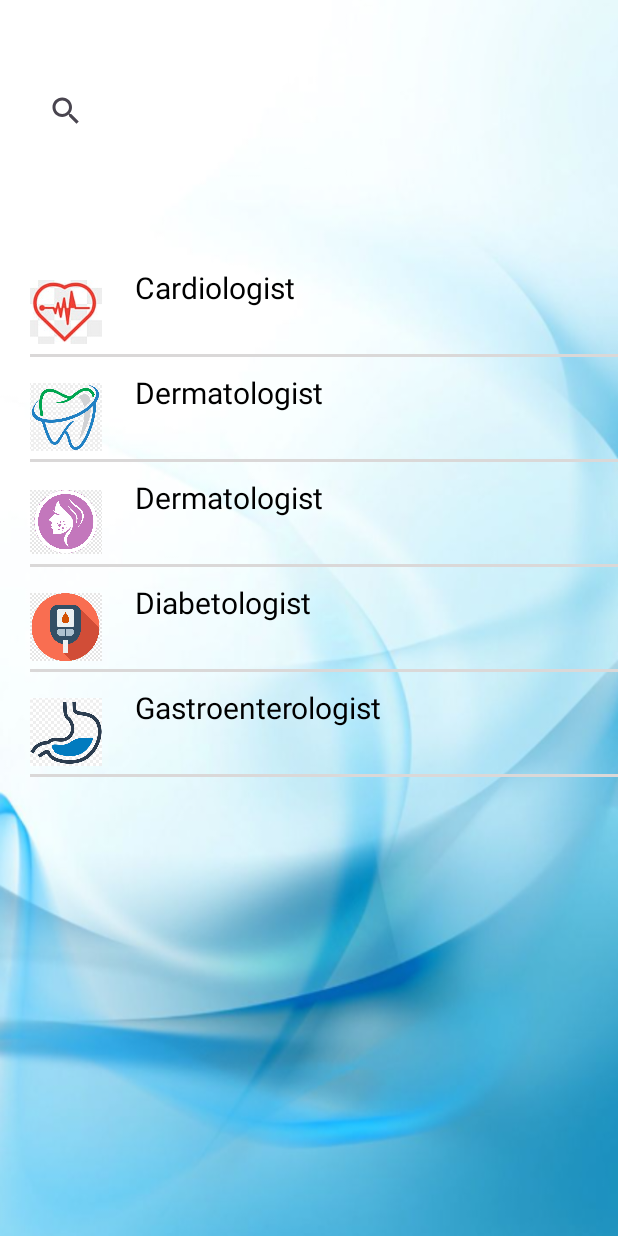
After one commit to VinitTambe1805/hinduja-app, an Android app: the RecycleActivity screen opened directly, with no data from a screen before it, on a phone screen of 412 x 824 dp. The commit adds this screen. Run offline under Robolectric (Android 15) with nearby library versions, the phone set to English and light mode, and no system bars.

Commit message:
speciality section recycler

```diff
--- a/app/build.gradle
+++ b/app/build.gradle
@@ -44,6 +44,8 @@ dependencies {
     implementation 'com.google.firebase:firebase-database:21.0.0'
     implementation("com.google.firebase:firebase-auth")
     implementation libs.firebase.firestore
+    implementation "androidx.recyclerview:recyclerview:1.4.0"
+    implementation "androidx.recyclerview:recyclerview-selection:1.1.0"
     implementation libs.annotation
     implementation libs.lifecycle.livedata.ktx
     implementation libs.lifecycle.viewmodel.ktx
--- /dev/null
+++ b/app/src/main/java/com/example/hinduja_health_first/MyAdapter.java
@@ -0,0 +1,41 @@
+package com.example.hinduja_health_first;
+
+import android.content.Context;
+import android.media.RouteListingPreference;
+import android.view.LayoutInflater;
+import android.view.ViewGroup;
+
+import androidx.annotation.NonNull;
+import androidx.recyclerview.widget.RecyclerView;
+
+import java.util.List;
+
+public class MyAdapter extends RecyclerView.Adapter<MyViewHolder> {
+
+
+    Context context;
+    List<item> items;
+
+    public MyAdapter(Context context, List<item> items) {
+        this.context = context;
+        this.items = items;
+    }
+
+    @NonNull
+    @Override
+    public MyViewHolder onCreateViewHolder(@NonNull ViewGroup parent, int viewType) {
+        return new MyViewHolder(LayoutInflater.from(context).inflate(R.layout.item_view,parent,false));
+    }
+
+    @Override
+    public void onBindViewHolder(@NonNull MyViewHolder holder, int position) {
+        holder.nameView.setText(items.get(position).getName());
+        holder.imageView.setImageResource(items.get(position).getImage());
+
+    }
+
+    @Override
+    public int getItemCount() {
+        return items.size();
+    }
+}
--- /dev/null
+++ b/app/src/main/java/com/example/hinduja_health_first/MyViewHolder.java
@@ -0,0 +1,22 @@
+package com.example.hinduja_health_first;
+
+import android.view.View;
+import android.widget.ImageView;
+import android.widget.TextView;
+
+import androidx.recyclerview.widget.RecyclerView;
+
+public class MyViewHolder extends RecyclerView.ViewHolder {
+
+    ImageView imageView;
+    TextView nameView;
+
+
+    public MyViewHolder(View itemView) {
+        super(itemView);
+        imageView = itemView.findViewById(R.id.Imageview);
+        nameView = itemView.findViewById(R.id.name);
+
+
+    }
+}
--- /dev/null
+++ b/app/src/main/java/com/example/hinduja_health_first/RecycleActivity.java
@@ -0,0 +1,37 @@
+package com.example.hinduja_health_first;
+
+import android.os.Bundle;
+
+import androidx.activity.EdgeToEdge;
+import androidx.appcompat.app.AppCompatActivity;
+import androidx.core.graphics.Insets;
+import androidx.core.view.ViewCompat;
+import androidx.core.view.WindowInsetsCompat;
+import androidx.recyclerview.widget.LinearLayoutManager;
+import androidx.recyclerview.widget.RecyclerView;
+
+import java.util.ArrayList;
+import java.util.List;
+
+public class RecycleActivity extends AppCompatActivity {
+
+    @Override
+    protected void onCreate(Bundle savedInstanceState) {
+        super.onCreate(savedInstanceState);
+        setContentView(R.layout.activity_recycle);
+
+        RecyclerView recyclerView = findViewById(R.id.recyclerView);
+
+        List<item> items = new ArrayList<item>();
+        items.add(new item("Cardiologist", R.drawable.c));
+        items.add(new item("Dermatologist", R.drawable.dt));
+        items.add(new item("Dermatologist", R.drawable.dm));
+        items.add(new item("Diabetologist", R.drawable.db));
+        items.add(new item("Gastroenterologist", R.drawable.g));
+
+        recyclerView.setLayoutManager(new LinearLayoutManager(this));
+        recyclerView.setAdapter(new MyAdapter(getApplicationContext(), items));
+
+
+    }
+}
--- /dev/null
+++ b/app/src/main/java/com/example/hinduja_health_first/item.java
@@ -0,0 +1,28 @@
+package com.example.hinduja_health_first;
+
+public class item {
+
+    String name;
+    int image;
+
+    public item(String name, int image) {
+        this.name = name;
+        this.image = image;
+    }
+
+    public String getName() {
+        return name;
+    }
+
+    public void setName(String name) {
+        this.name = name;
+    }
+
+    public int getImage() {
+        return image;
+    }
+
+    public void setImage(int image) {
+        this.image = image;
+    }
+}
--- /dev/null
+++ b/app/src/main/res/layout/activity_recycle.xml
@@ -0,0 +1,42 @@
+<?xml version="1.0" encoding="utf-8"?>
+<RelativeLayout xmlns:android="http://schemas.android.com/apk/res/android"
+    xmlns:app="http://schemas.android.com/apk/res-auto"
+    xmlns:tools="http://schemas.android.com/tools"
+    android:layout_width="match_parent"
+    android:layout_height="match_parent"
+    android:background="@drawable/img2"
+    tools:context=".RecycleActivity">
+
+
+    <LinearLayout
+        android:layout_width="match_parent"
+        android:layout_height="wrap_content"
+        android:orientation="vertical">
+
+
+    <SearchView
+        android:id="@+id/search_bar2"
+        android:layout_width="match_parent"
+        android:layout_height="wrap_content"
+        android:layout_marginStart="20dp"
+        android:layout_marginTop="50dp"
+        android:layout_marginEnd="18dp"
+        android:queryHint="Search By Doctors,Speciality,Services"
+        app:layout_constraintStart_toStartOf="parent"/>
+
+
+
+   <androidx.recyclerview.widget.RecyclerView
+       android:layout_width="match_parent"
+       android:layout_height="wrap_content"
+       android:layout_marginTop="70dp"
+       android:layout_marginLeft="30dp"
+       android:layout_marginStart="20dp"
+       android:id="@+id/recyclerView"/>
+
+
+    </LinearLayout>
+
+
+
+</RelativeLayout>
--- /dev/null
+++ b/app/src/main/res/layout/item_view.xml
@@ -0,0 +1,34 @@
+<?xml version="1.0" encoding="utf-8"?>
+<RelativeLayout xmlns:android="http://schemas.android.com/apk/res/android"
+    android:layout_width="match_parent"
+    android:layout_height="wrap_content"
+    android:layout_marginTop="10dp"
+    xmlns:tools="http://schemas.android.com/tools">
+
+
+    <ImageView
+        android:layout_width="48dp"
+        android:layout_height="48dp"
+        android:id="@+id/Imageview"
+        android:layout_marginRight="10dp"
+        android:layout_centerVertical="true"/>
+
+
+    <TextView
+        android:id="@+id/name"
+        android:layout_width="match_parent"
+        android:layout_height="wrap_content"
+        android:layout_marginStart="12dp"
+        android:layout_toEndOf="@+id/Imageview"
+        android:text="Name"
+        android:textColor="@color/black"
+        android:textSize="20dp" />
+
+    <LinearLayout
+        android:layout_width="match_parent"
+        android:layout_height="2dp"
+        android:layout_below="@+id/Imageview"
+        android:layout_marginTop="10dp"
+        android:background="@color/grey"/>
+
+</RelativeLayout>
--- a/app/src/main/res/values/colors.xml
+++ b/app/src/main/res/values/colors.xml
@@ -4,6 +4,8 @@
     <color name="white">#FFFFFFFF</color>
     <color name="blue">#0000FF</color>
     <color name="lightblue">#74A8E6</color>
+    <color name="green">#008000</color>
+    <color name="grey">#DAD8D8</color>
     <color name="lavender">#8692f7</color>
     <color name="darkblue">#044957</color>
     <color name="yellow">#FFFF00</color>
--- a/app/src/main/res/values/strings.xml
+++ b/app/src/main/res/values/strings.xml
@@ -10,4 +10,5 @@
     <string name="invalid_username">Not a valid username</string>
     <string name="invalid_password">Password must be >5 characters</string>
     <string name="login_failed">"Login failed"</string>
+    <string name="title_activity_recycle_list">RecycleList</string>
 </resources>
```
Also changed, not shown: app/src/main/AndroidManifest.xml (+7 -0 lines), app/src/main/java/com/example/hinduja_health_first/MainActivity.java (+11 -0 lines), app/src/main/java/com/example/hinduja_health_first/ui/login/LoginActivity.java (added, +130 -0 lines), app/src/main/res/layout-w1240dp/activity_recycle_list.xml (added, +72 -0 lines), app/src/main/res/layout-w936dp/activity_recycle_list.xml (added, +79 -0 lines), app/src/main/res/drawable/c.PNG (added), app/src/main/res/drawable/db.PNG (added), app/src/main/res/drawable/dm.PNG (added), app/src/main/res/drawable/dt.PNG (added), app/src/main/res/drawable/g.PNG (added).
